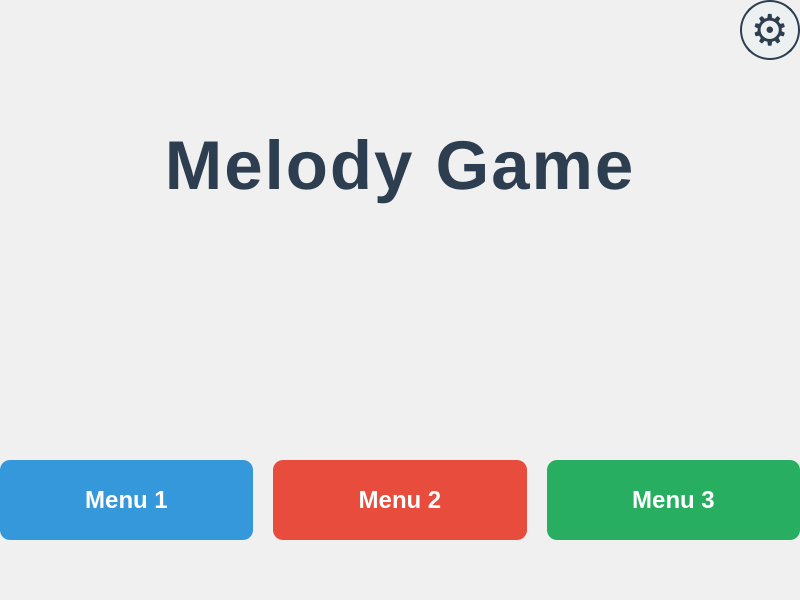
Before: the Qt Designer form mainwindow.ui in kevink1113/LG_Bootcamp, drawn with Qt 5.
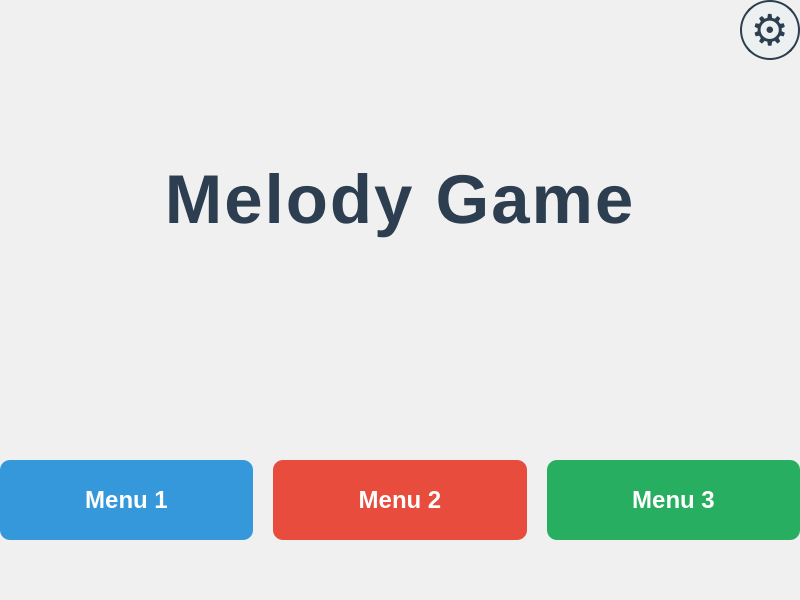
After: the same form once the commit is applied.

Commit message: [250703] playerdialog ui 개선 완료 , ranking과 playername 연동 필요

The edit to the form file:
```diff
--- a/mainwindow.ui
+++ b/mainwindow.ui
@@ -163,7 +163,7 @@
 color: #2c3e50;
 text-align: center;
 letter-spacing: 2px;
-padding-top: 60px;</string>
+padding-top: 100px;</string>
       </property>
       <property name="text">
        <string>Melody Game</string>
```
The commit also changes 4 other files.
